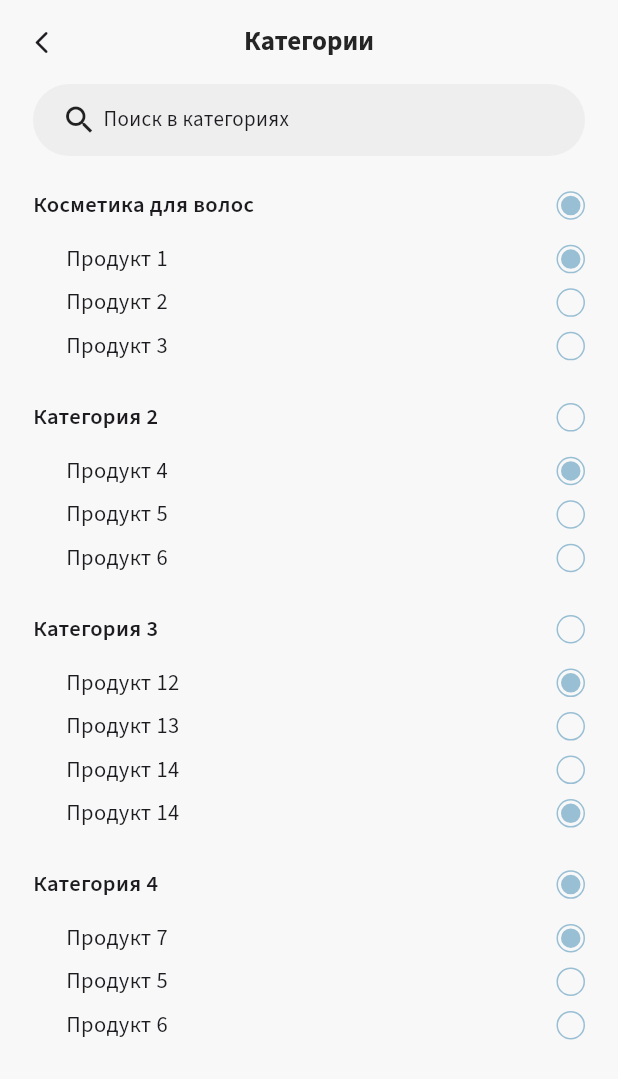
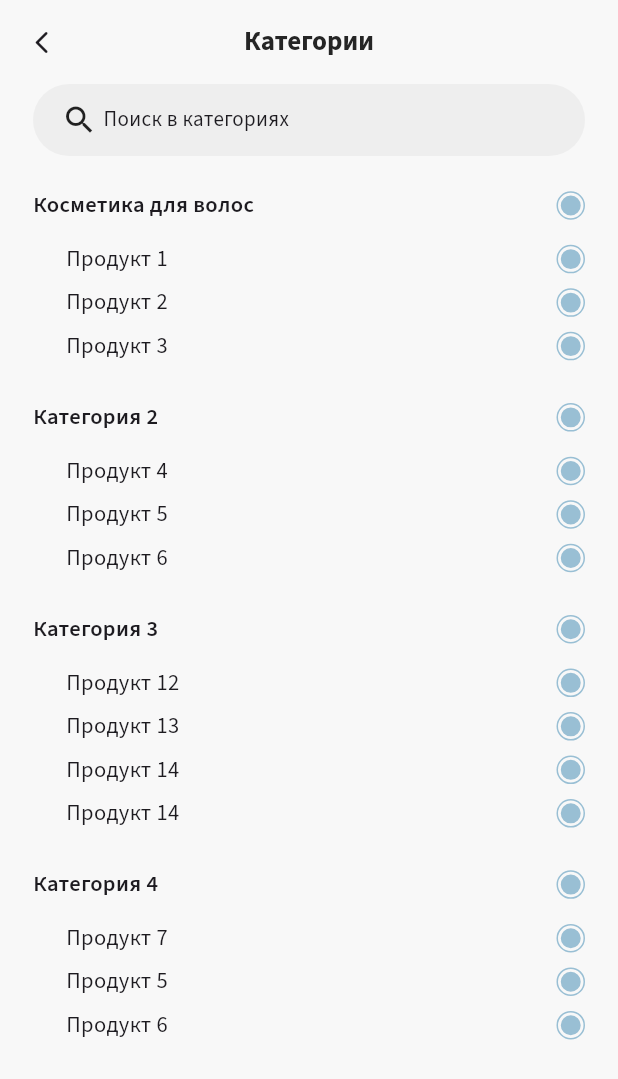
Before and after one commit to luijiwa/Sempl, a Flutter app: the CategoriesListScreen screen opened by its route, on a phone screen of 412 x 824 dp. Shown: the top 1079 px of the screen. Run offline on Flutter 3.47's test engine with Material 3 defaults, Android fonts, the phone set to English and light mode, and no system bars; our stand-ins replace auto_size_text, flutter_screenutil, flutter_svg, go_router, image_picker, logger and 3 more; project files that could hold a hidden picture were left out.

Commit message:
Сделать их кликабельными с помощью сет стейта

```diff
--- a/lib/src/core/components/custom_radio_button.dart
+++ b/lib/src/core/components/custom_radio_button.dart
@@ -4,13 +4,11 @@ import 'package:my_app/theme.dart';
 class CustomRadioButton extends StatefulWidget {
   const CustomRadioButton({
     super.key,
-    required this.value,
-    required this.onChanged,
+    this.onChanged,
     this.activeColor = AppThemeColor.blueColor,
     this.inactiveColor = AppThemeColor.blueColor,
     this.size = 19.0,
   });
-  final bool value;
   final ValueChanged<bool>? onChanged;
   final Color activeColor;
   final Color inactiveColor;
@@ -20,13 +18,15 @@ class CustomRadioButton extends StatefulWidget {
 }
 
 class _CustomRadioButtonState extends State<CustomRadioButton> {
+  bool _value = true;
+
   @override
   Widget build(BuildContext context) {
     return GestureDetector(
       onTap: () {
-        if (widget.onChanged != null) {
-          widget.onChanged!(!widget.value);
-        }
+        setState(() {
+          _value = !_value;
+        });
       },
       child: Container(
         width: widget.size,
@@ -34,30 +34,27 @@ class _CustomRadioButtonState extends State<CustomRadioButton> {
         decoration: BoxDecoration(
           shape: BoxShape.circle,
           border: Border.all(
-            color: widget.value ? widget.activeColor : widget.inactiveColor,
+            color: _value ? widget.activeColor : widget.inactiveColor,
             width: 1.0,
           ),
         ),
-        child: Container(
-          margin: const EdgeInsets.all(2.0),
-          child: widget.value
+        child: AnimatedSwitcher(
+          duration: const Duration(milliseconds: 200),
+          child: _value
               ? Container(
+                  key: const ValueKey<bool>(true),
                   height: widget.size * 0.7,
                   width: widget.size * 0.7,
                   decoration: BoxDecoration(
                     shape: BoxShape.circle,
-                    color: widget.value
-                        ? widget.activeColor
-                        : widget.inactiveColor,
+                    color: _value ? widget.activeColor : widget.inactiveColor,
                     border: Border.all(
-                      color: widget.value
-                          ? widget.activeColor
-                          : widget.inactiveColor,
+                      color: _value ? widget.activeColor : widget.inactiveColor,
                       width: 2.0,
                     ),
                   ),
                 )
-              : null,
+              : Container(key: const ValueKey<bool>(false)),
         ),
       ),
     );
```
Also changed, not shown: lib/src/core/components/checkbox_row.dart (+32 -8 lines).
